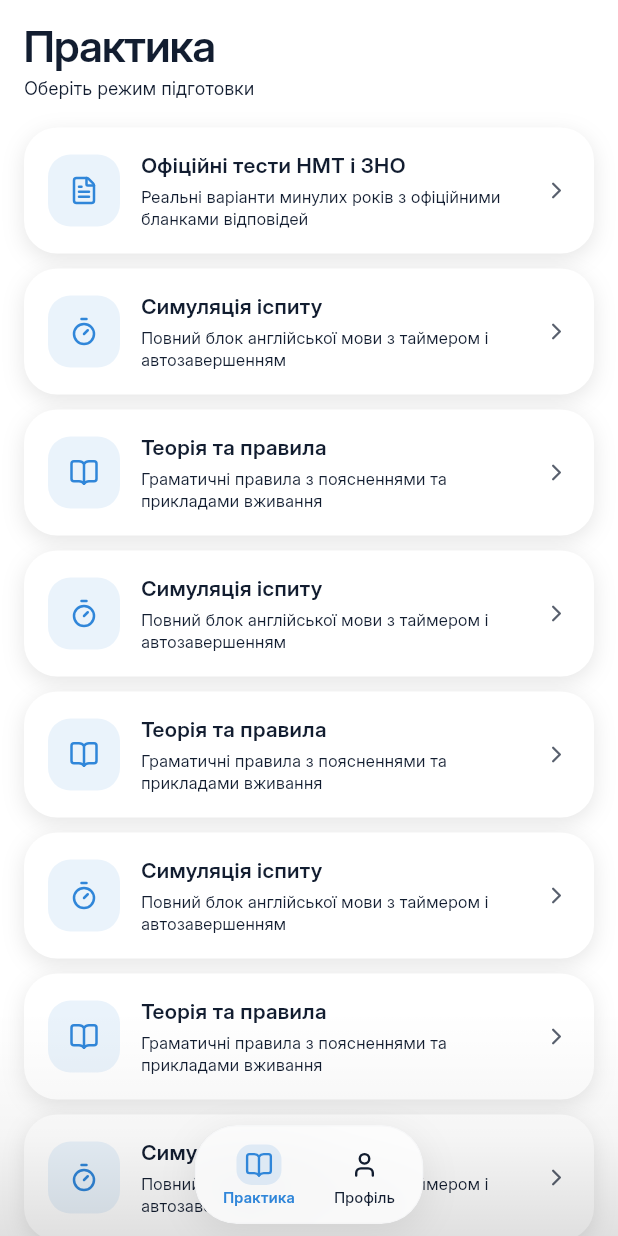
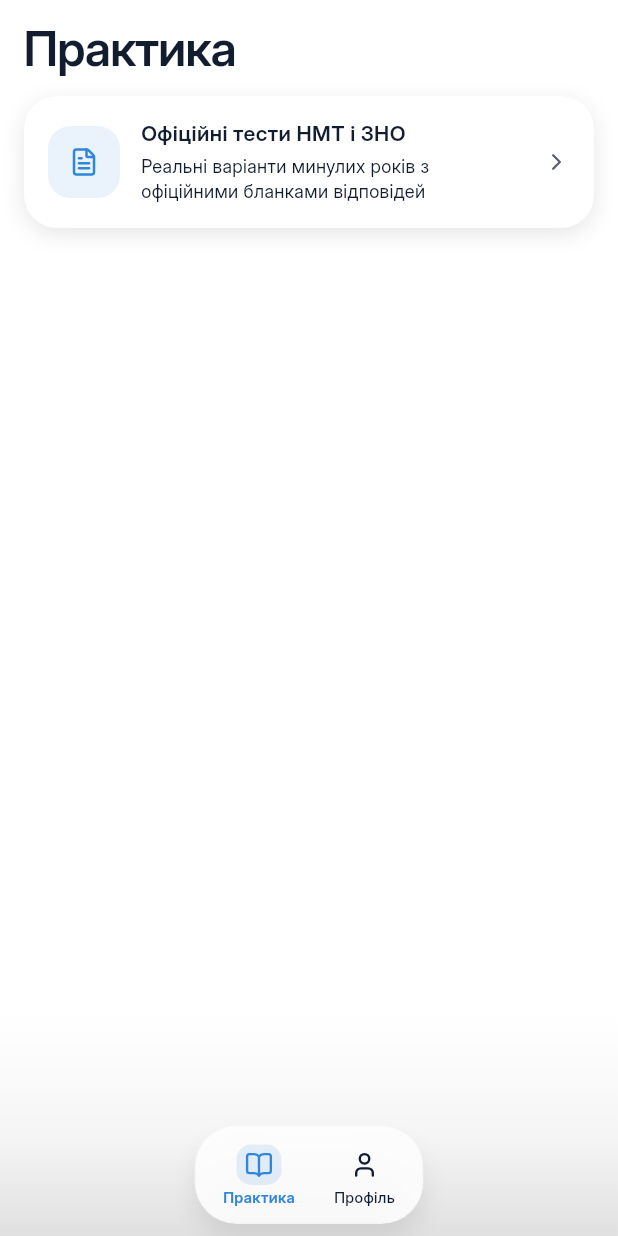
Before and after one commit to Misha-Kamskov/exam-prep-english, a Flutter app: the screen it shows after launch, on a phone screen of 412 x 824 dp. Run offline on Flutter 3.47's test engine with Material 3 defaults, Android fonts, the phone set to English and light mode, and no system bars; our stand-ins replace auto_route, get_it, lucide_icons_flutter, talker_flutter.

Commit message:
style: refine app typography and system navigation UI

```diff
--- a/lib/app/theme/app_typography.dart
+++ b/lib/app/theme/app_typography.dart
@@ -10,7 +10,7 @@ abstract final class AppTypography {
 
   static const TextStyle pageTitle = TextStyle(
     fontFamily: fontFamily,
-    fontSize: 29,
+    fontSize: 32,
     fontWeight: FontWeight.w600,
     height: 1.0,
     letterSpacing: -0.725,
@@ -32,7 +32,7 @@ abstract final class AppTypography {
 
   static const TextStyle cardDescription = TextStyle(
     fontFamily: fontFamily,
-    fontSize: 11,
+    fontSize: 12,
     fontWeight: FontWeight.w400,
     height: 1.375,
   );
--- a/lib/features/main/presentation/screens/main_screen.dart
+++ b/lib/features/main/presentation/screens/main_screen.dart
@@ -4,7 +4,6 @@ import 'package:flutter/services.dart';
 
 import '../../../../app/router/app_router.dart';
 import '../widgets/app_bottom_navigation_bar.dart';
-
 
 @RoutePage()
 class MainScreen extends StatelessWidget {
@@ -19,20 +18,17 @@ class MainScreen extends StatelessWidget {
     return AnnotatedRegion<SystemUiOverlayStyle>(
       value: SystemUiOverlayStyle(
         statusBarColor: Colors.transparent,
-        statusBarIconBrightness:
-        isDark ? Brightness.light : Brightness.dark,
+        statusBarIconBrightness: isDark ? Brightness.light : Brightness.dark,
         systemNavigationBarColor: Colors.transparent,
         systemNavigationBarDividerColor: Colors.transparent,
-        systemNavigationBarIconBrightness:
-        isDark ? Brightness.light : Brightness.dark,
+        systemNavigationBarIconBrightness: isDark
+            ? Brightness.light
+            : Brightness.dark,
         systemNavigationBarContrastEnforced: false,
         systemStatusBarContrastEnforced: false,
       ),
       child: AutoTabsRouter(
-        routes: const [
-          PracticeRoute(),
-          ProfileRoute(),
-        ],
+        routes: const [PracticeRoute(), ProfileRoute()],
         builder: (context, child) {
           final tabsRouter = AutoTabsRouter.of(context);
           final bottomInset = MediaQuery.viewPaddingOf(context).bottom;
@@ -41,9 +37,7 @@ class MainScreen extends StatelessWidget {
             backgroundColor: colors.surface,
             body: Stack(
               children: [
-                  Positioned.fill(
-                    child: child,
-                  ),
+                Positioned.fill(child: child),
 
                 Positioned(
                   left: 0,
--- a/lib/features/main/presentation/widgets/app_bottom_navigation_bar.dart
+++ b/lib/features/main/presentation/widgets/app_bottom_navigation_bar.dart
@@ -44,8 +44,8 @@ class AppBottomNavBar extends StatelessWidget {
               color: Colors.black.withValues(
                 alpha: isDark ? 0.18 : 0.08,
               ),
-              blurRadius: 20,
-              offset: const Offset(0, 6),
+              blurRadius: 12,
+              offset: const Offset(0, 10),
             ),
           ],
         ),
@@ -118,6 +118,10 @@ class _NavBarItem extends StatelessWidget {
         borderRadius: BorderRadius.circular(20),
         child: InkWell(
           onTap: onTap,
+          highlightColor: Colors.transparent,
+          hoverColor: Colors.transparent,
+          splashColor: Colors.transparent,
+          splashFactory: NoSplash.splashFactory,
           borderRadius: BorderRadius.circular(20),
           child: Padding(
             padding: const EdgeInsets.symmetric(
--- a/lib/features/practice/presentation/screens/practice_screen.dart
+++ b/lib/features/practice/presentation/screens/practice_screen.dart
@@ -27,15 +27,10 @@ class PracticeScreen extends StatelessWidget {
                 'Практика',
                 style: AppTypography.pageTitle.copyWith(
                   color: colors.onSurface,
+                  fontSize: 32
                 ),
               ),
-              const SizedBox(height: 4),
-              Text(
-                'Оберіть режим підготовки',
-                style: AppTypography.pageSubtitle.copyWith(
-                  color: colors.onSurfaceVariant,
-                ),
-              ),
+
               const SizedBox(height: 16),
 
               PracticeModeCard(
@@ -44,96 +39,9 @@ class PracticeScreen extends StatelessWidget {
                 title: 'Офіційні тести НМТ і ЗНО',
                 description: 'Реальні варіанти минулих років з офіційними бланками відповідей',
               ),
+
               const SizedBox(height: 10),
 
-              PracticeModeCard(
-                onClick: () {},
-                icon: LucideIcons.timer,
-                title: 'Симуляція іспиту',
-                description:
-                    'Повний блок англійської мови з таймером і автозавершенням',
-              ),
-              const SizedBox(height: 10),
-
-              PracticeModeCard(
-                onClick: () {},
-                icon: LucideIcons.bookOpen,
-                title: 'Теорія та правила',
-                description:
-                    'Граматичні правила з поясненнями та прикладами вживання',
-              ),
-              const SizedBox(height: 10),
-
-              PracticeModeCard(
-                onClick: () {},
-                icon: LucideIcons.timer,
-                title: 'Симуляція іспиту',
-                description:
-                'Повний блок англійської мови з таймером і автозавершенням',
-              ),
-              const SizedBox(height: 10),
-
-              PracticeModeCard(
-                onClick: () {},
-                icon: LucideIcons.bookOpen,
-                title: 'Теорія та правила',
-                description:
-                'Граматичні правила з поясненнями та прикладами вживання',
-              ),
-              const SizedBox(height: 10),
-
-              PracticeModeCard(
-                onClick: () {},
-                icon: LucideIcons.timer,
-                title: 'Симуляція іспиту',
-                description:
-                'Повний блок англійської мови з таймером і автозавершенням',
-              ),
-              const SizedBox(height: 10),
-
-              PracticeModeCard(
-                onClick: () {},
-                icon: LucideIcons.bookOpen,
-                title: 'Теорія та правила',
-                description:
-                'Граматичні правила з поясненнями та прикладами вживання',
-              ),
-              const SizedBox(height: 10),
-
-              PracticeModeCard(
-                onClick: () {},
-                icon: LucideIcons.timer,
-                title: 'Симуляція іспиту',
-                description:
-                'Повний блок англійської мови з таймером і автозавершенням',
-              ),
-              const SizedBox(height: 10),
-
-              PracticeModeCard(
-                onClick: () {},
-                icon: LucideIcons.bookOpen,
-                title: 'Теорія та правила',
-                description:
-                'Граматичні правила з поясненнями та прикладами вживання',
-              ),
-              const SizedBox(height: 10),
-
-              PracticeModeCard(
-                onClick: () {},
-                icon: LucideIcons.timer,
-                title: 'Симуляція іспиту',
-                description:
-                'Повний блок англійської мови з таймером і автозавершенням',
-              ),
-              const SizedBox(height: 10),
-
-              PracticeModeCard(
-                onClick: () {},
-                icon: LucideIcons.bookOpen,
-                title: 'Теорія та правила',
-                description:
-                'Граматичні правила з поясненнями та прикладами вживання',
-              ),
             ],
           ),
         ),
--- a/lib/features/profile/presentation/screens/profile_screen.dart
+++ b/lib/features/profile/presentation/screens/profile_screen.dart
@@ -9,7 +9,6 @@ class ProfileScreen extends StatelessWidget {
   Widget build(BuildContext context) {
     final theme = Theme.of(context);
     final colors = theme.colorScheme;
-    final textTheme = theme.textTheme;
 
     return SafeArea(
       child: ColoredBox(color: colors.surface, child: Center()),
```
Lines whose indentation alone changed are shown as unchanged.
